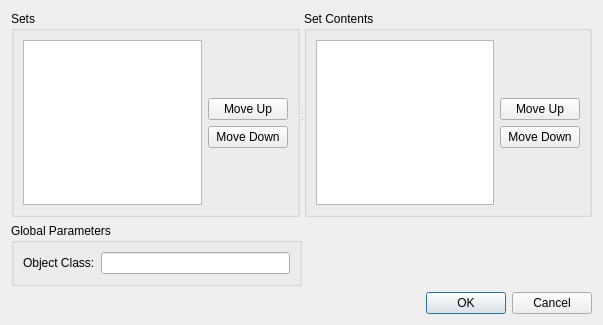
This is spinetoolbox/ui/gdx_export_settings.ui in spine-tools/Spine-Toolbox as Qt 5 draws it before an edit. The edited form follows.
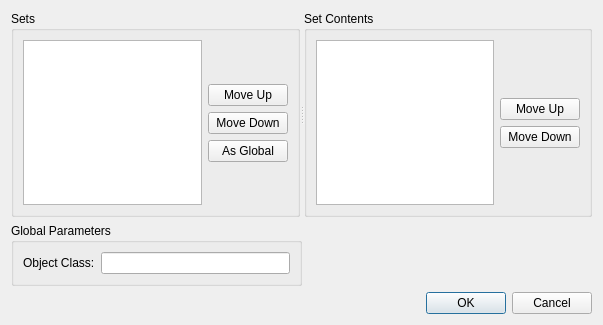
This is the edited form.

Commit message:
Add support for global TIMES parameters
Made the global parameter object class field in Gdx Export Settings
window work properly. The parameters from the given object class are
written to the output .gdx file as plain GAMS scalars. There is now also
a button next to the Set list view that allows making the selected
domain the global parameter object class.

Re #274

Patch:
```diff
--- a/spinetoolbox/ui/gdx_export_settings.ui
+++ b/spinetoolbox/ui/gdx_export_settings.ui
@@ -68,6 +68,13 @@
            </property>
           </widget>
          </item>
+         <item>
+          <widget class="QPushButton" name="set_as_global_parameters_object_class_button">
+           <property name="text">
+            <string>As Global</string>
+           </property>
+          </widget>
+         </item>
          <item>
           <spacer name="verticalSpacer_2">
            <property name="orientation">
```
Left out of the diff: 2 changed lines with no effect on the pictures. The commit also changes 3 other files.
